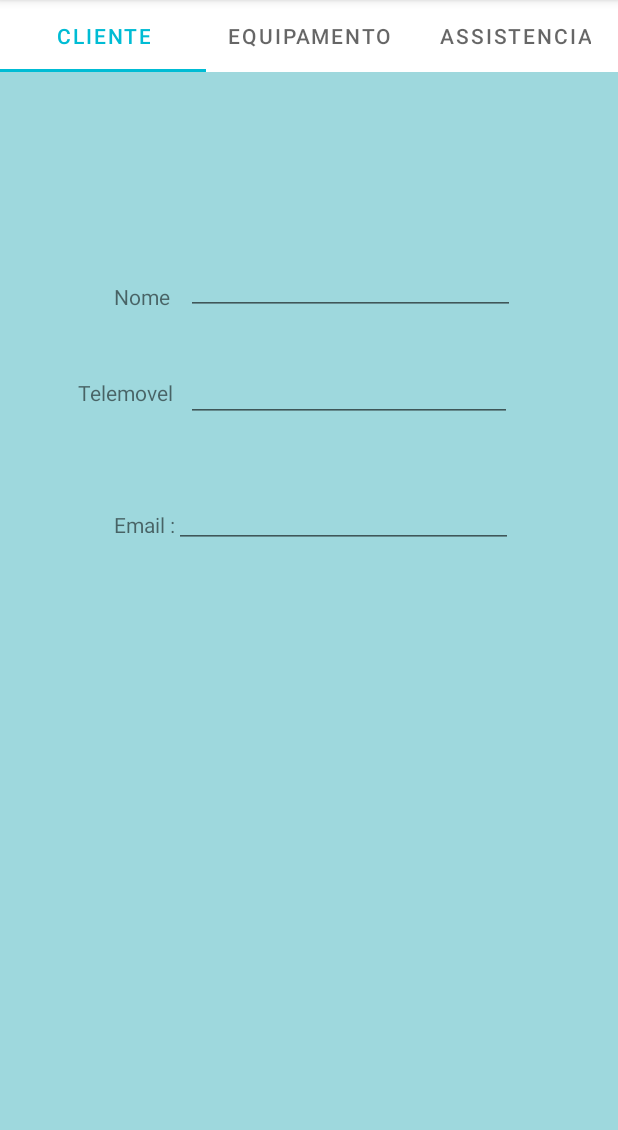
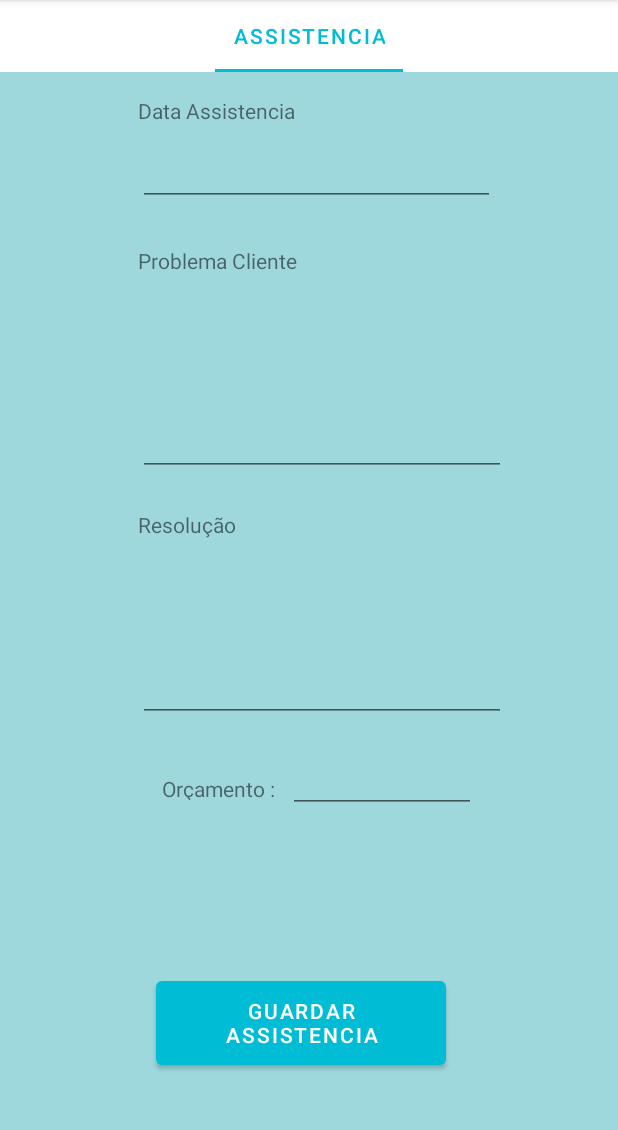
Before and after one commit to joaofnferreira/GestAssiste, an Android app: the Assistencia screen opened directly, with no data from a screen before it, on a phone screen of 412 x 824 dp, the part 84-1214 px from its top. Run offline under Robolectric (Android 15) with nearby library versions, the phone set to English and light mode, and no system bars; our stand-ins replace Firebase (no records; nobody signed in at launch, a user with empty details on screens opened directly).

Commit message:
ScrollView a funcionar
ScrollView a funcionar

```diff
--- a/app/src/main/java/com/example/gestassiste/MyViewPagerAdapter.kt
+++ b/app/src/main/java/com/example/gestassiste/MyViewPagerAdapter.kt
@@ -10,14 +10,14 @@ import com.example.gestassiste.fragmentos.Frag_Equipamento
 
 class MyViewPagerAdapter (fragmentActivity: FragmentActivity) : FragmentStateAdapter(fragmentActivity) {
     override fun getItemCount(): Int {
-        return 3
+        return 1
     }
     override fun createFragment(position: Int): Fragment {
         return when(position) {
-            0 -> Frag_Cliente()
-            1 -> Frag_Equipamento()
-            2 -> Frag_Assistencia()
-            else -> Frag_Cliente()
+            //0 -> Frag_Cliente()
+            //1 -> Frag_Equipamento()
+            0 -> Frag_Assistencia()
+            else -> Frag_Assistencia()
         }
     }
 }
--- a/app/src/main/res/layout/activity_assistencia.xml
+++ b/app/src/main/res/layout/activity_assistencia.xml
@@ -10,18 +10,12 @@
         android:layout_width="match_parent"
         android:layout_height="wrap_content"
         android:id="@+id/tab_layout">
-        <com.google.android.material.tabs.TabItem
-            android:layout_width="match_parent"
-            android:layout_height="wrap_content"
-            android:text="Cliente" />
-        <com.google.android.material.tabs.TabItem
-            android:layout_width="match_parent"
-            android:layout_height="wrap_content"
-            android:text="Equipamento" />
+
         <com.google.android.material.tabs.TabItem
             android:layout_width="match_parent"
             android:layout_height="wrap_content"
             android:text="Assistencia" />
+
     </com.google.android.material.tabs.TabLayout>
 
     <androidx.viewpager2.widget.ViewPager2
--- a/app/src/main/res/layout/fragment_assistencia.xml
+++ b/app/src/main/res/layout/fragment_assistencia.xml
@@ -1,10 +1,16 @@
 <?xml version="1.0" encoding="utf-8"?>
-<androidx.constraintlayout.widget.ConstraintLayout xmlns:android="http://schemas.android.com/apk/res/android"
+<ScrollView xmlns:android="http://schemas.android.com/apk/res/android"
     xmlns:app="http://schemas.android.com/apk/res-auto"
     xmlns:tools="http://schemas.android.com/tools"
+    android:layout_width="match_parent"
+    android:layout_height="wrap_content"
+    android:fillViewport="true">
+
+    <androidx.constraintlayout.widget.ConstraintLayout
+
         android:id="@+id/relativeLayout"
         android:layout_width="match_parent"
-    android:layout_height="match_parent"
+        android:layout_height="wrap_content"
         android:background="#F8F2F4"
         android:backgroundTint="#9ED8DD"
         tools:context=".fragmentos.Frag_Assistencia">
@@ -96,8 +102,8 @@
             android:id="@+id/button_save"
             android:layout_width="193dp"
             android:layout_height="68dp"
-        android:layout_marginStart="108dp"
-        android:layout_marginTop="516dp"
+            android:layout_marginStart="104dp"
+            android:layout_marginTop="600dp"
             android:text="Guardar Assistencia"
             app:layout_constraintStart_toStartOf="parent"
             app:layout_constraintTop_toTopOf="parent" />
@@ -107,7 +113,9 @@
             android:layout_width="wrap_content"
             android:layout_height="wrap_content"
             android:text="teste999"
-        android:visibility="invisible"/>
+            android:visibility="invisible" />
 
 
     </androidx.constraintlayout.widget.ConstraintLayout>
+
+</ScrollView>
--- a/app/src/main/res/layout/fragment_equipamento.xml
+++ b/app/src/main/res/layout/fragment_equipamento.xml
@@ -104,7 +104,7 @@
         android:text="Próximo"
         app:layout_constraintTop_toBottomOf="@+id/photo_button"
         app:layout_constraintTop_toTopOf="parent"
-        tools:layout_editor_absoluteX="227dp" />
+        tools:layout_editor_absoluteX="221dp" />
 
 
 </androidx.constraintlayout.widget.ConstraintLayout>
```
Lines whose indentation alone changed are shown as unchanged.
